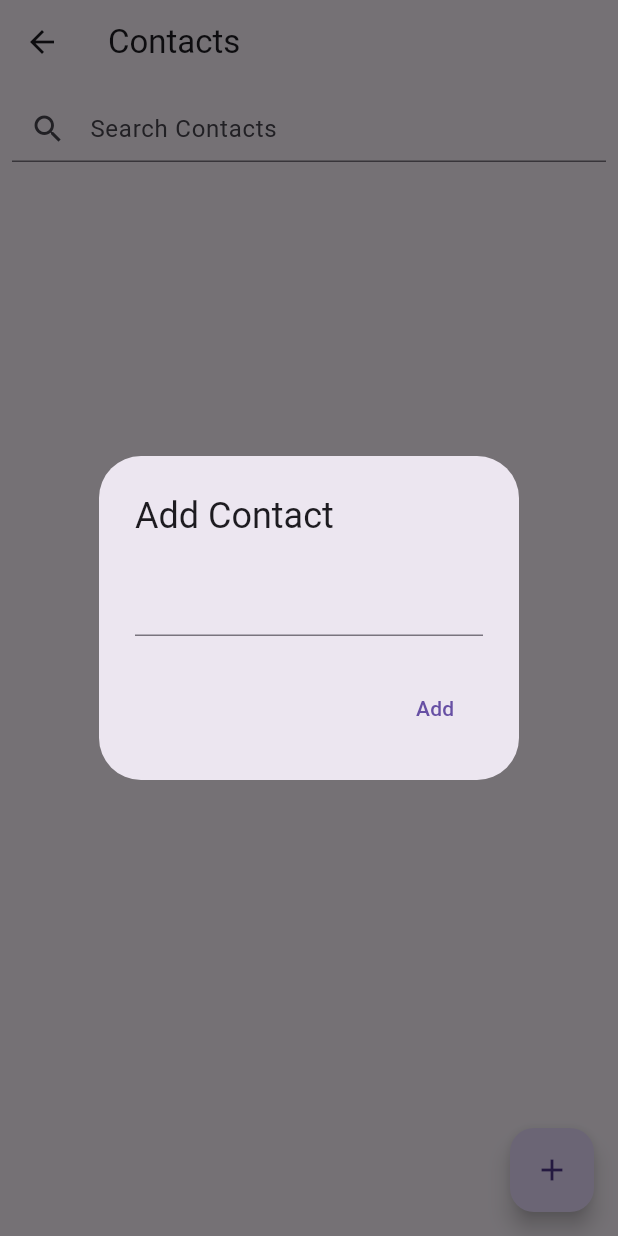
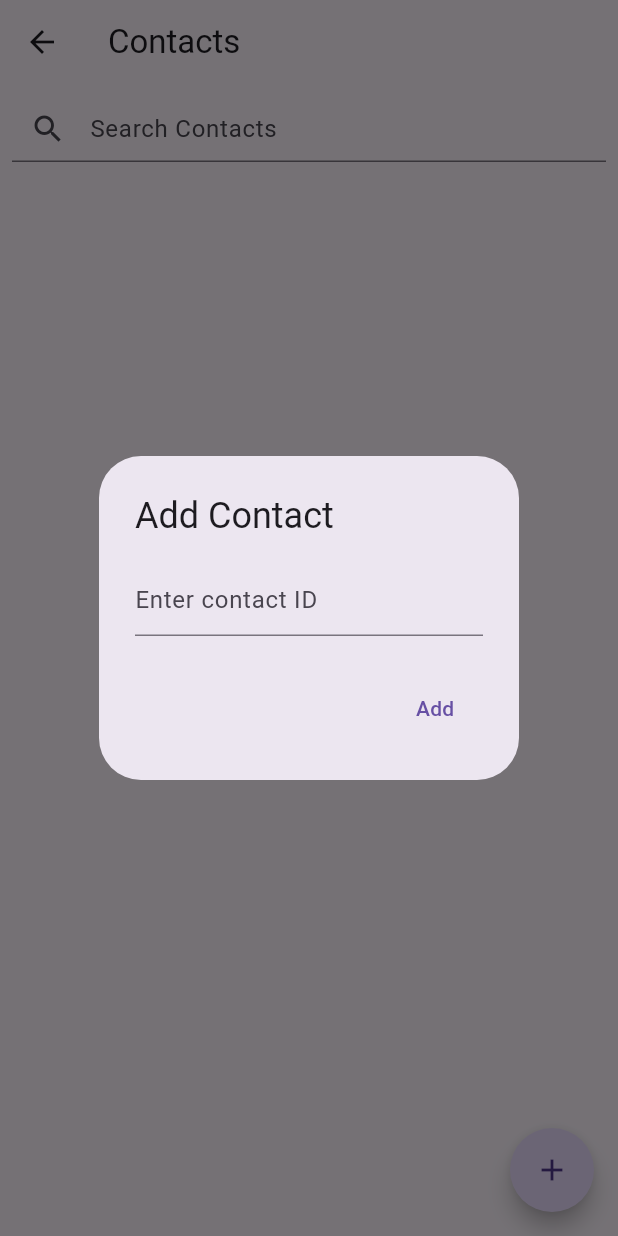
Before and after one commit to kasrow12/cynk, a Flutter app: the ContactsScreen screen opened by its route, after a tap on the "add" icon, on a phone screen of 412 x 824 dp. Run offline on Flutter 3.47's test engine with Material 3 defaults, Android fonts, the phone set to English and light mode, and no system bars; our stand-ins replace cloud_firestore, equatable, firebase_auth, firebase_core, flutter_bloc, go_router and 3 more; accounts and stored records are empty.

Commit message:
Contacts updating

```diff
--- a/lib/features/contacts/contacts_cubit.dart
+++ b/lib/features/contacts/contacts_cubit.dart
@@ -11,23 +11,22 @@ class ContactsCubit extends Cubit<ContactsState> {
   }) : super(ContactsLoading());
 
   final FirestoreDataSource dataSource;
-  StreamSubscription<List<String>>? _contactsSubscription;
+  StreamSubscription<List<CynkUser>>? _contactsSubscription;
   final String userId;
 
   void loadContacts() {
     _contactsSubscription?.cancel();
     emit(ContactsLoading());
-    print(userId);
 
     _contactsSubscription = dataSource.getContactsStream(userId).listen(
       (contacts) {
-        dataSource.fetchUsers(contacts).then((users) {
-          final contacts = users.values.toList();
-          emit(ContactsLoaded(
-            allContacts: contacts,
-            filteredContacts: contacts,
-          ));
-        });
+        final sorted = contacts.toList()
+          ..sort(
+              (a, b) => a.name.toLowerCase().compareTo(b.name.toLowerCase()));
+        emit(ContactsLoaded(
+          allContacts: contacts,
+          filteredContacts: sorted,
+        ));
       },
       onError: (error) => emit(ContactsError(error.toString())),
     );
@@ -52,7 +51,8 @@ class ContactsCubit extends Cubit<ContactsState> {
       final contacts = (state as ContactsLoaded).allContacts;
       final filtered = contacts.where((contact) {
         return contact.name.toLowerCase().contains(query.toLowerCase());
-      }).toList();
+      }).toList()
+        ..sort((a, b) => a.name.toLowerCase().compareTo(b.name.toLowerCase()));
       emit(ContactsLoaded(
         allContacts: contacts,
         filteredContacts: filtered,
--- a/lib/features/contacts/contacts_screen.dart
+++ b/lib/features/contacts/contacts_screen.dart
@@ -1,8 +1,7 @@
 import 'package:cynk/features/auth/auth_cubit.dart';
-import 'package:cynk/features/data/cynk_user.dart';
 import 'package:cynk/routes/routes.dart';
 import 'package:cynk/features/contacts/contacts_cubit.dart';
-import 'package:cynk/screens/chats/widgets/tiles.dart';
+import 'package:cynk/features/contacts/contact_tile.dart';
 import 'package:cynk/utils/private_chat_id.dart';
 import 'package:flutter/material.dart';
 import 'package:flutter_bloc/flutter_bloc.dart';
@@ -49,21 +48,51 @@ class ContactsScreen extends StatelessWidget {
                         return ContactTile(
                           user: contact,
                           onTap: () => ChatRoute(
-                            chatId: privateChatId(userId, contact.id),
+                            chatId: getPrivateChatId(userId, contact.id),
                           ).go(context),
                           onRemove: () async {
+                            await showDialog(
+                              context: context,
+                              builder: (dialogContext) {
+                                return AlertDialog(
+                                  title: const Text('Remove Contact'),
+                                  content: const Text(
+                                      'Are you sure you want to remove this contact?'),
+                                  actions: [
+                                    TextButton(
+                                      onPressed: () async {
+                                        Navigator.of(dialogContext).pop();
                                         try {
                                           await context
                                               .read<ContactsCubit>()
                                               .removeContact(contact.id);
-                              ScaffoldMessenger.of(context).showSnackBar(
-                                SnackBar(content: Text('Contact removed')),
+                                          ScaffoldMessenger.of(context)
+                                              .showSnackBar(
+                                            SnackBar(
+                                                content:
+                                                    Text('Contact removed')),
                                           );
                                         } catch (e) {
-                              ScaffoldMessenger.of(context).showSnackBar(
-                                SnackBar(content: Text(e.toString())),
+                                          ScaffoldMessenger.of(context)
+                                              .showSnackBar(
+                                            SnackBar(
+                                                content: Text(e.toString())),
                                           );
                                         }
+                                      },
+                                      child: const Text('Yes',
+                                          style: TextStyle(color: Colors.red)),
+                                    ),
+                                    TextButton(
+                                      onPressed: () {
+                                        Navigator.of(dialogContext).pop();
+                                      },
+                                      child: const Text('No'),
+                                    ),
+                                  ],
+                                );
+                              },
+                            );
                           },
                         );
                       },
@@ -84,7 +113,12 @@ class ContactsScreen extends StatelessWidget {
                     TextEditingController();
                 return AlertDialog(
                   title: const Text('Add Contact'),
-                  content: TextField(controller: controller),
+                  content: TextField(
+                    controller: controller,
+                    decoration: const InputDecoration(
+                      hintText: 'Enter contact ID',
+                    ),
+                  ),
                   actions: [
                     TextButton(
                       onPressed: () async {
@@ -109,6 +143,8 @@ class ContactsScreen extends StatelessWidget {
               },
             ),
             child: const Icon(Icons.add),
+            shape: CircleBorder(),
+            tooltip: 'Add Contact',
           ),
         ),
       ),
--- a/lib/features/data/firestore_data_source.dart
+++ b/lib/features/data/firestore_data_source.dart
@@ -2,6 +2,7 @@ import 'package:cynk/features/data/cynk_user.dart';
 import 'package:cynk/features/data/message.dart';
 import 'package:cloud_firestore/cloud_firestore.dart';
 import 'package:flutter/foundation.dart';
+import 'package:rxdart/rxdart.dart';
 
 class FirestoreDataSource {
   FirestoreDataSource({required this.db});
@@ -27,16 +28,29 @@ class FirestoreDataSource {
         );
   }
 
-  // contact has id of chat
-  Stream<List<String>> getContactsStream(String userId) {
-    return db
+  Stream<List<CynkUser>> getContactsStream(String userId) {
+    // Stream of contact IDs
+    final contactIdsStream = db
         .collection('users')
         .doc(userId)
         .collection('contacts')
         .snapshots()
-        .map(
-          (snapshot) => snapshot.docs.map((doc) => doc.id).toList(),
-        );
+        .map((snapshot) => snapshot.docs.map((doc) => doc.id).toList());
+
+    // Transform to stream of user documents
+    return contactIdsStream.switchMap((contactIds) {
+      if (contactIds.isEmpty) {
+        return Stream.value([]);
+      }
+
+      final userStreams = contactIds.map((uid) => db
+          .collection('users')
+          .doc(uid)
+          .snapshots()
+          .map((doc) => CynkUser.fromDocument(doc.id, doc.data()!)));
+
+      return Rx.combineLatest(userStreams.toList(), (users) => users);
+    });
   }
 
   Future<void> sendMessage(String chatId, String userId, String message) async {
@@ -77,7 +91,7 @@ class FirestoreDataSource {
     // return CynkUser.fromDocument(userDoc.id, userDoc.data()!);
   }
 
-  Future<void> addContact(String userId, String id) {
+  Future<void> addContact(String userId, String id) async {
     if (userId == id) {
       throw ErrorDescription('Error: Cannot add self as contact');
     }
@@ -85,9 +99,21 @@ class FirestoreDataSource {
       throw ErrorDescription('Error: Cannot add empty contact');
     }
 
-    return db.collection('users').doc(id).get().then((userDoc) {
+    await db
+        .collection('users')
+        .doc(userId)
+        .collection('contacts')
+        .doc(id)
+        .get()
+        .then((contactDoc) {
+      if (contactDoc.exists) {
+        throw ErrorDescription('Already a contact');
+      }
+    });
+
+    await db.collection('users').doc(id).get().then((userDoc) {
       if (!userDoc.exists) {
-        throw ErrorDescription('Error: User not found');
+        throw ErrorDescription('User not found');
       }
 
       db.collection('users').doc(userId).collection('contacts').doc(id).set({});
--- a/lib/utils/private_chat_id.dart
+++ b/lib/utils/private_chat_id.dart
@@ -1,4 +1,4 @@
-String privateChatId(String userId, String otherUserId) {
+String getPrivateChatId(String userId, String otherUserId) {
   if (userId.compareTo(otherUserId) < 0) {
     return '$userId-$otherUserId';
   } else {
```
Also changed, not shown: lib/features/contacts/contact_tile.dart (renamed from lib/screens/chats/widgets/tiles.dart, +0 -12 lines). Lines whose indentation alone changed are shown as unchanged.
